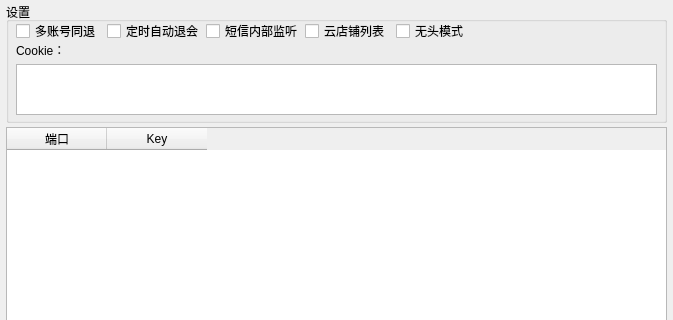
Qt form JDMCA_Form.ui (xieshang/JDMemberCloseAccount) before a commit; both pictures show x 0 to 673 and y 0 to 320 of the 673 by 585 pixel window.
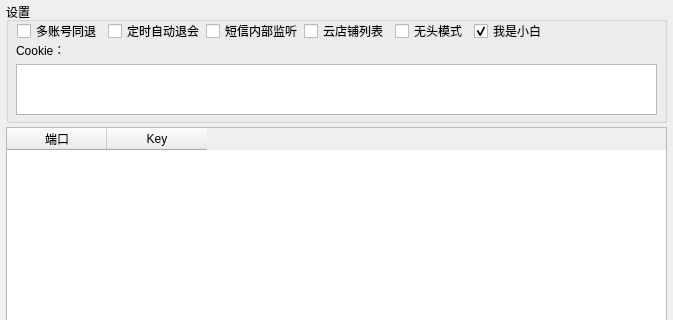
The same form after that commit.

Commit message: 增加一个小白开关，处理因chrome找不到导致chromedriver下载流程中断，导致脚本运行不起来的问题

Patch:
```diff
--- a/JDMCA_Form.ui
+++ b/JDMCA_Form.ui
@@ -65,9 +65,9 @@
    <widget class="QWidget" name="layoutWidget">
     <property name="geometry">
      <rect>
-      <x>10</x>
+      <x>11</x>
       <y>20</y>
-      <width>453</width>
+      <width>530</width>
       <height>18</height>
      </rect>
     </property>
@@ -119,6 +119,19 @@
        </property>
       </widget>
      </item>
+     <item>
+      <widget class="QCheckBox" name="Chk_Xiaobai">
+       <property name="whatsThis">
+        <string>&lt;html&gt;&lt;head/&gt;&lt;body&gt;&lt;p&gt;不想看到浏览器的影子，就打钩。&lt;/p&gt;&lt;/body&gt;&lt;/html&gt;</string>
+       </property>
+       <property name="text">
+        <string>我是小白</string>
+       </property>
+       <property name="checked">
+        <bool>true</bool>
+       </property>
+      </widget>
+     </item>
     </layout>
    </widget>
   </widget>
@@ -142,7 +155,7 @@
     </property>
    </column>
   </widget>
-  <widget class="QWidget" name="">
+  <widget class="QWidget" name="layoutWidget">
    <property name="geometry">
     <rect>
      <x>11</x>
@@ -199,7 +212,7 @@
     </item>
    </layout>
   </widget>
-  <widget class="QWidget" name="">
+  <widget class="QWidget" name="layoutWidget">
    <property name="geometry">
     <rect>
      <x>11</x>
```
The commit also changes 2 other files.
